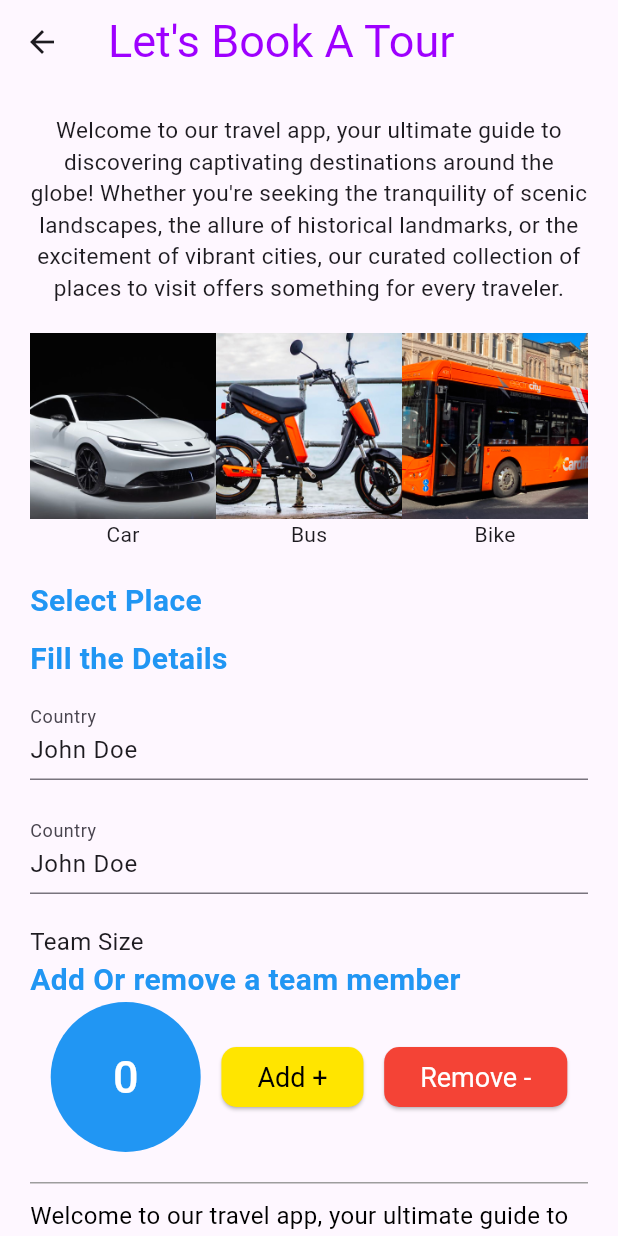
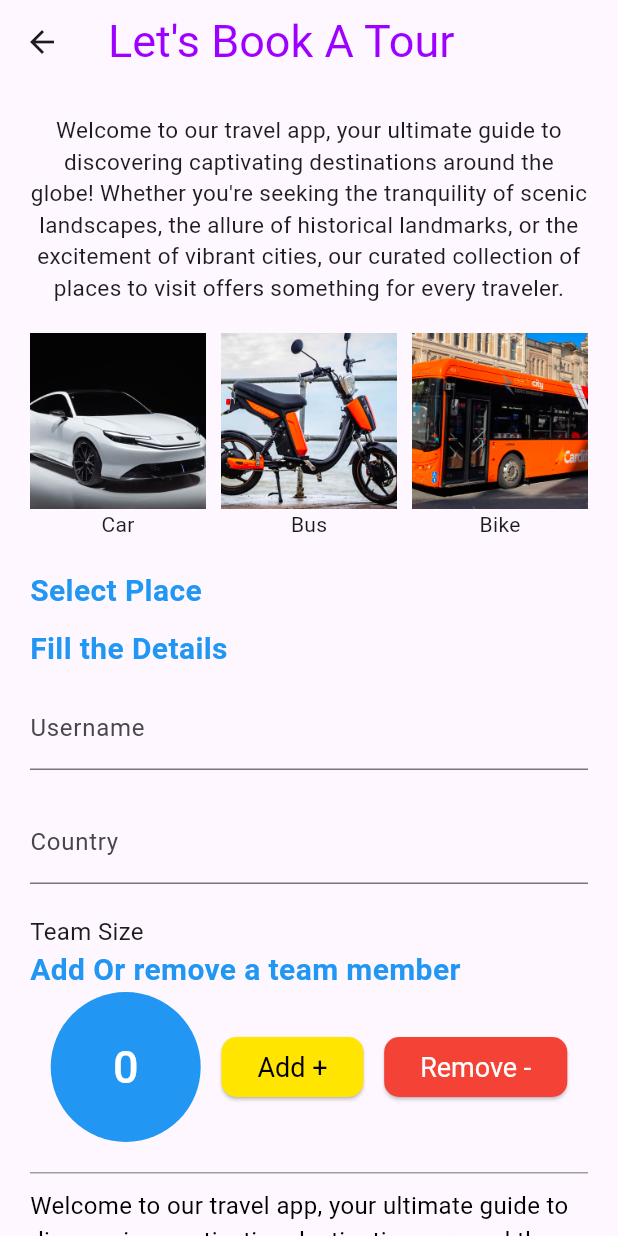
Before and after one commit to AmineFjr/exploreplaces, a Flutter app: the BookForARidePage screen opened directly, on a phone screen of 412 x 824 dp. Run offline on Flutter 3.47's test engine with Material 3 defaults, Android fonts, the phone set to English and light mode, and no system bars.

Commit message:
refactor : book for a ride page

```diff
--- a/lib/pages/book_for_a_ride_page.dart
+++ b/lib/pages/book_for_a_ride_page.dart
@@ -1,7 +1,7 @@
 import 'package:flutter/material.dart';
 
 class BookForARidePage extends StatelessWidget {
-  const BookForARidePage({Key? key}) : super(key: key);
+  const BookForARidePage({super.key});
 
   @override
   Widget build(BuildContext context) {
@@ -18,7 +18,7 @@ class BookForARidePage extends StatelessWidget {
           child: Column(
             crossAxisAlignment: CrossAxisAlignment.start,
             children: <Widget>[
-              Text(
+              const Text(
                 "Welcome to our travel app, your ultimate guide to discovering captivating destinations around the globe! Whether you're seeking the tranquility of scenic landscapes, the allure of historical landmarks, or the excitement of vibrant cities, our curated collection of places to visit offers something for every traveler.",
                 style: TextStyle(fontSize: 15),
                 textAlign: TextAlign.center,
@@ -30,7 +30,7 @@ class BookForARidePage extends StatelessWidget {
               const SizedBox(height: 10.0),
               _buildText('Fill the Details'),
               const SizedBox(height: 10.0),
-              MyCustomForm(),
+              const MyCustomForm(),
             ],
           ),
         ),
@@ -43,7 +43,9 @@ class BookForARidePage extends StatelessWidget {
       mainAxisAlignment: MainAxisAlignment.spaceBetween,
       children: <Widget>[
         _buildVehicleOption('Car', 'assets/car.png'),
+        const SizedBox(width: 10.0),
         _buildVehicleOption('Bus', 'assets/bike.png'),
+        const SizedBox(width: 10.0),
         _buildVehicleOption('Bike', 'assets/bus.png'),
       ],
     );
@@ -65,7 +67,7 @@ class BookForARidePage extends StatelessWidget {
       alignment: Alignment.centerLeft,
       child: Text(
         text,
-        style: TextStyle(
+        style: const TextStyle(
           fontSize: 20.0,
           fontWeight: FontWeight.bold,
           color: Colors.blue,
@@ -77,7 +79,7 @@ class BookForARidePage extends StatelessWidget {
 }
 
 class MyCustomForm extends StatefulWidget {
-  const MyCustomForm({Key? key}) : super(key: key);
+  const MyCustomForm({super.key});
 
   @override
   MyCustomFormState createState() => MyCustomFormState();
@@ -108,9 +110,9 @@ class MyCustomFormState extends State<MyCustomForm> {
       child: Column(
         crossAxisAlignment: CrossAxisAlignment.start,
         children: [
-          _buildTextField('Country', 'John Doe'),
+          _buildTextField('Username'),
           const SizedBox(height: 20.0),
-          _buildTextField('Country', 'John Doe'),
+          _buildTextField('Country'),
           const SizedBox(height: 20.0),
           _buildTeamSizeInput(),
           const SizedBox(height: 20.0),
@@ -127,7 +129,15 @@ class MyCustomFormState extends State<MyCustomForm> {
             ),
           ),
           const SizedBox(height: 20.0),
-          ElevatedButton(
+          Align(
+            alignment: Alignment.centerRight,
+            child: SizedBox(
+              height: 60, // adjust the height as needed
+              width: 200, // adjust the width as needed
+              child: ElevatedButton(
+                style: ElevatedButton.styleFrom(
+                  backgroundColor: Colors.yellow, // this is the background color
+                ),
                 onPressed: () {
                   if (_formKey.currentState!.validate()) {
                     ScaffoldMessenger.of(context).showSnackBar(
@@ -135,16 +145,23 @@ class MyCustomFormState extends State<MyCustomForm> {
                     );
                   }
                 },
-            child: const Text('Submit'),
+                child: const Text('Submit',
+                  style: TextStyle(
+                    fontSize: 20.0,
+                    fontWeight: FontWeight.bold,
+                    color: Colors.black,
+                  ),
+                ),
+              ),
+            ),
           ),
         ],
       ),
     );
   }
 
-  Widget _buildTextField(String labelText, String initialValue) {
+  Widget _buildTextField(String labelText) {
     return TextFormField(
-      initialValue: initialValue,
       decoration: InputDecoration(
         labelText: labelText,
       ),
```
Lines whose indentation alone changed are shown as unchanged.
